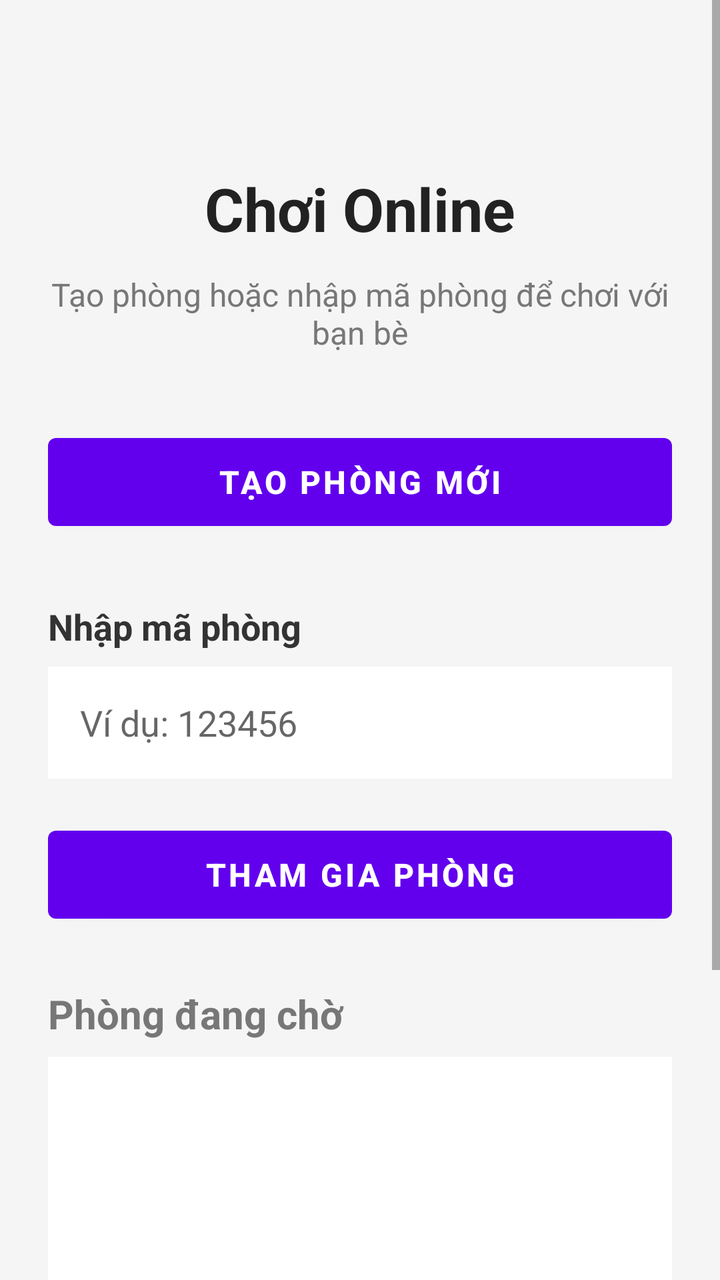
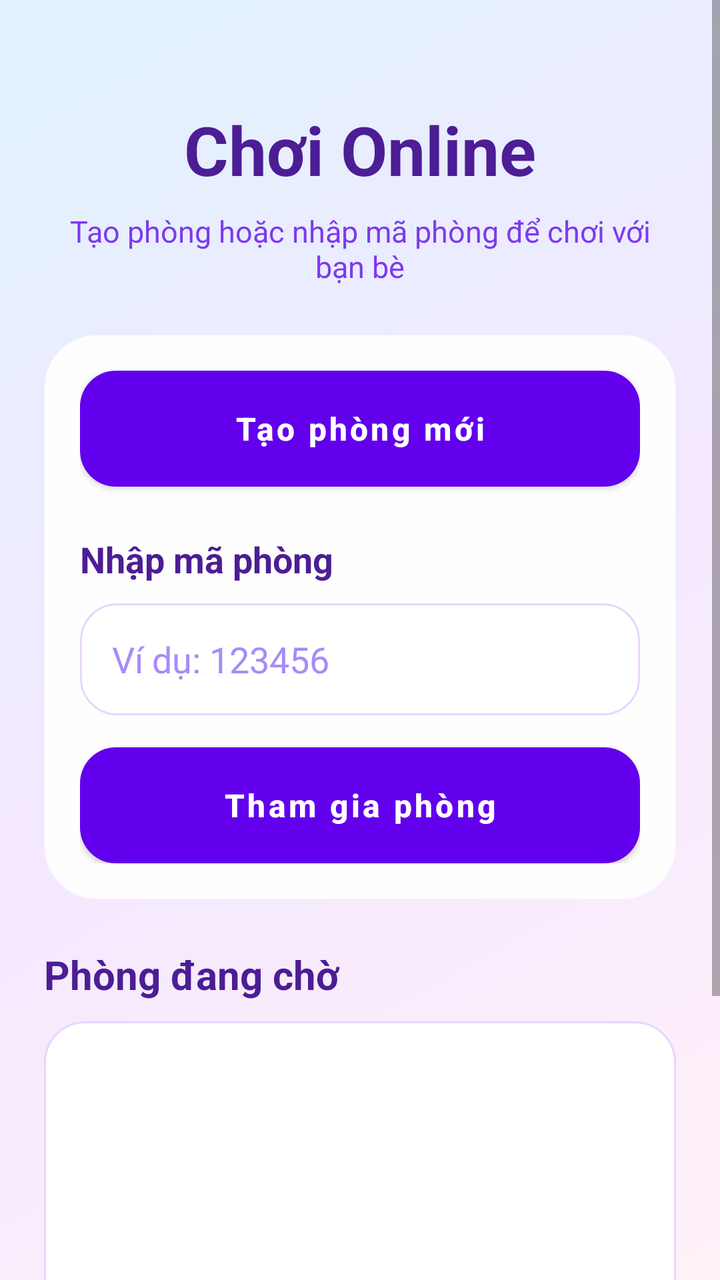

Before-and-after screenshots of an Android layout around one commit, followed by the original layout XML and the change that was made.
<!-- AndroidManifest.xml: application theme Theme.CaroOnline -->
<!-- res/layout/activity_online_lobby.xml -->
<?xml version="1.0" encoding="utf-8"?>
<ScrollView xmlns:android="http://schemas.android.com/apk/res/android"
    android:layout_width="match_parent"
    android:layout_height="match_parent"
    android:fillViewport="true"
    android:background="#F5F5F5">

    <LinearLayout
        android:layout_width="match_parent"
        android:layout_height="wrap_content"
        android:orientation="vertical"
        android:padding="24dp">

        <TextView
            android:layout_width="match_parent"
            android:layout_height="wrap_content"
            android:text="Chơi Online"
            android:textSize="30sp"
            android:textStyle="bold"
            android:textColor="#222222"
            android:gravity="center"
            android:layout_marginTop="60dp" />

        <TextView
            android:layout_width="match_parent"
            android:layout_height="wrap_content"
            android:text="Tạo phòng hoặc nhập mã phòng để chơi với bạn bè"
            android:textSize="16sp"
            android:textColor="#777777"
            android:gravity="center"
            android:layout_marginTop="12dp"
            android:layout_marginBottom="36dp" />

        <Button
            android:id="@+id/btnCreateRoom"
            android:layout_width="match_parent"
            android:layout_height="56dp"
            android:text="Tạo phòng mới"
            android:textSize="16sp"
            android:textStyle="bold"
            android:layout_marginBottom="32dp" />

        <TextView
            android:layout_width="match_parent"
            android:layout_height="wrap_content"
            android:text="Nhập mã phòng"
            android:textSize="18sp"
            android:textStyle="bold"
            android:textColor="#333333"
            android:layout_marginBottom="8dp" />

        <EditText
            android:id="@+id/edtRoomCode"
            android:layout_width="match_parent"
            android:layout_height="56dp"
            android:hint="Ví dụ: 123456"
            android:inputType="number"
            android:maxLength="6"
            android:textSize="18sp"
            android:paddingStart="16dp"
            android:paddingEnd="16dp"
            android:background="#FFFFFF"
            android:layout_marginBottom="20dp" />

        <Button
            android:id="@+id/btnJoinRoom"
            android:layout_width="match_parent"
            android:layout_height="56dp"
            android:text="Tham gia phòng"
            android:textSize="16sp"
            android:textStyle="bold"
            android:layout_marginBottom="28dp" />

        <TextView
            android:id="@+id/tvAvailableRooms"
            android:layout_width="match_parent"
            android:layout_height="wrap_content"
            android:text="Phòng đang chờ"
            android:textSize="20sp"
            android:textStyle="bold"
            android:textColor="#777777"
            android:layout_marginBottom="8dp" />

        <ListView
            android:id="@+id/listRooms"
            android:layout_width="match_parent"
            android:layout_height="180dp"
            android:background="#FFFFFF"
            android:dividerHeight="1dp"
            android:layout_marginBottom="32dp" />

        <Button
            android:id="@+id/btnBackHome"
            android:layout_width="match_parent"
            android:layout_height="56dp"
            android:text="Về trang chủ"
            android:textSize="16sp"
            android:textStyle="bold"
            android:layout_marginBottom="24dp" />

    </LinearLayout>

</ScrollView>
<!-- resources referenced by this layout -->
<resources>
  <style name="Theme.CaroOnline" parent="Theme.MaterialComponents.DayNight.DarkActionBar">
          
          <item name="colorPrimary">@color/purple_500</item>
          <item name="colorPrimaryVariant">@color/purple_700</item>
          <item name="colorOnPrimary">@color/white</item>
          
          <item name="colorSecondary">@color/teal_200</item>
          <item name="colorSecondaryVariant">@color/teal_700</item>
          <item name="colorOnSecondary">@color/black</item>
          
          <item name="android:statusBarColor">?attr/colorPrimaryVariant</item>
          
      </style>
  <color name="purple_500">#FF6200EE</color>
  <color name="purple_700">#FF3700B3</color>
  <color name="white">#FFFFFFFF</color>
  <color name="teal_200">#FF03DAC5</color>
  <color name="teal_700">#FF018786</color>
  <color name="black">#FF000000</color>
</resources>

<!-- the commit's change to res/layout/activity_online_lobby.xml (unified diff, before → after) -->
@@ -3,101 +3,121 @@
     android:layout_width="match_parent"
     android:layout_height="match_parent"
     android:fillViewport="true"
-    android:background="#F5F5F5">
+    android:background="@drawable/bg_app_gradient">
 
     <LinearLayout
         android:layout_width="match_parent"
         android:layout_height="wrap_content"
         android:orientation="vertical"
-        android:padding="24dp">
+        android:padding="22dp">
 
         <TextView
             android:layout_width="match_parent"
             android:layout_height="wrap_content"
+            android:layout_marginTop="30dp"
+            android:gravity="center"
             android:text="Chơi Online"
-            android:textSize="30sp"
-            android:textStyle="bold"
-            android:textColor="#222222"
-            android:gravity="center"
-            android:layout_marginTop="60dp" />
+            android:textColor="#4C1D95"
+            android:textSize="34sp"
+            android:textStyle="bold" />
 
         <TextView
             android:layout_width="match_parent"
             android:layout_height="wrap_content"
+            android:layout_marginTop="8dp"
+            android:gravity="center"
             android:text="Tạo phòng hoặc nhập mã phòng để chơi với bạn bè"
-            android:textSize="16sp"
-            android:textColor="#777777"
-            android:gravity="center"
-            android:layout_marginTop="12dp"
-            android:layout_marginBottom="36dp" />
+            android:textColor="#7C3AED"
+            android:textSize="15sp" />
 
-        <Button
-            android:id="@+id/btnCreateRoom"
-            android:layout_width="match_parent"
-            android:layout_height="56dp"
-            android:text="Tạo phòng mới"
-            android:textSize="16sp"
-            android:textStyle="bold"
-            android:layout_marginBottom="32dp" />
-
-        <TextView
+        <LinearLayout
             android:layout_width="match_parent"
             android:layout_height="wrap_content"
-            android:text="Nhập mã phòng"
-            android:textSize="18sp"
-            android:textStyle="bold"
-            android:textColor="#333333"
-            android:layout_marginBottom="8dp" />
+            android:layout_marginTop="24dp"
+            android:background="@drawable/bg_card_glass"
+            android:elevation="8dp"
+            android:orientation="vertical"
+            android:padding="18dp">
 
-        <EditText
-            android:id="@+id/edtRoomCode"
-            android:layout_width="match_parent"
-            android:layout_height="56dp"
-            android:hint="Ví dụ: 123456"
-            android:inputType="number"
-            android:maxLength="6"
-            android:textSize="18sp"
-            android:paddingStart="16dp"
-            android:paddingEnd="16dp"
-            android:background="#FFFFFF"
-            android:layout_marginBottom="20dp" />
+            <Button
+                android:id="@+id/btnCreateRoom"
+                android:layout_width="match_parent"
+                android:layout_height="58dp"
+                android:background="@drawable/bg_button_primary"
+                android:elevation="6dp"
+                android:text="Tạo phòng mới"
+                android:textAllCaps="false"
+                android:textColor="@color/button_text_white"
+                android:textSize="16sp"
+                android:textStyle="bold" />
 
-        <Button
-            android:id="@+id/btnJoinRoom"
-            android:layout_width="match_parent"
-            android:layout_height="56dp"
-            android:text="Tham gia phòng"
-            android:textSize="16sp"
-            android:textStyle="bold"
-            android:layout_marginBottom="28dp" />
+            <TextView
+                android:layout_width="match_parent"
+                android:layout_height="wrap_content"
+                android:layout_marginTop="24dp"
+                android:text="Nhập mã phòng"
+                android:textColor="#4C1D95"
+                android:textSize="18sp"
+                android:textStyle="bold" />
+
+            <EditText
+                android:id="@+id/edtRoomCode"
+                android:layout_width="match_parent"
+                android:layout_height="56dp"
+                android:layout_marginTop="10dp"
+                android:background="@drawable/bg_input"
+                android:hint="Ví dụ: 123456"
+                android:inputType="number"
+                android:maxLength="6"
+                android:textColor="#1F2937"
+                android:textColorHint="#A78BFA"
+                android:textSize="18sp" />
+
+            <Button
+                android:id="@+id/btnJoinRoom"
+                android:layout_width="match_parent"
+                android:layout_height="58dp"
+                android:layout_marginTop="16dp"
+                android:background="@drawable/bg_button_primary"
+                android:elevation="6dp"
+                android:text="Tham gia phòng"
+                android:textAllCaps="false"
+                android:textColor="@color/button_text_white"
+                android:textSize="16sp"
+                android:textStyle="bold" />
+        </LinearLayout>
 
         <TextView
             android:id="@+id/tvAvailableRooms"
             android:layout_width="match_parent"
             android:layout_height="wrap_content"
+            android:layout_marginTop="24dp"
             android:text="Phòng đang chờ"
+            android:textColor="#4C1D95"
             android:textSize="20sp"
-            android:textStyle="bold"
-            android:textColor="#777777"
-            android:layout_marginBottom="8dp" />
+            android:textStyle="bold" />
 
         <ListView
             android:id="@+id/listRooms"
             android:layout_width="match_parent"
-            android:layout_height="180dp"
-            android:background="#FFFFFF"
+            android:layout_height="190dp"
+            android:layout_marginTop="10dp"
+            android:background="@drawable/bg_list"
+            android:divider="#FBCFE8"
             android:dividerHeight="1dp"
-            android:layout_marginBottom="32dp" />
+            android:padding="8dp" />
 
         <Button
             android:id="@+id/btnBackHome"
             android:layout_width="match_parent"
             android:layout_height="56dp"
+            android:layout_marginTop="22dp"
+            android:layout_marginBottom="22dp"
+            android:background="@drawable/bg_button_secondary"
             android:text="Về trang chủ"
+            android:textAllCaps="false"
+            android:textColor="@color/button_text_white"
             android:textSize="16sp"
-            android:textStyle="bold"
-            android:layout_marginBottom="24dp" />
-
+            android:textStyle="bold" />
     </LinearLayout>
-
 </ScrollView>
<!-- resource entries referenced after the edit -->
@@ -1,5 +1,53 @@
 <!-- resources referenced by this layout -->
 <resources>
+  <!-- drawable bg_app_gradient (drawable) -->
+  <?xml version="1.0" encoding="utf-8"?>
+  <shape xmlns:android="http://schemas.android.com/apk/res/android">
+      <gradient
+          android:startColor="#FFF1F8"
+          android:centerColor="#F3E8FF"
+          android:endColor="#E0F2FE"
+          android:angle="135" />
+  </shape>
+  <!-- drawable bg_button_primary (drawable) -->
+  <?xml version="1.0" encoding="utf-8"?>
+  <selector xmlns:android="http://schemas.android.com/apk/res/android">
+      <item android:state_pressed="true">
+          <shape><corners android:radius="18dp"/><gradient android:startColor="#7C3AED" android:endColor="#DB2777" android:angle="0"/></shape>
+      </item>
+      <item>
+          <shape><corners android:radius="18dp"/><gradient android:startColor="#EC4899" android:endColor="#8B5CF6" android:angle="0"/></shape>
+      </item>
+  </selector>
+  <!-- drawable bg_button_secondary (drawable) -->
+  <?xml version="1.0" encoding="utf-8"?>
+  <selector xmlns:android="http://schemas.android.com/apk/res/android">
+      <item android:state_pressed="true"><shape><solid android:color="#E9D5FF"/><corners android:radius="18dp"/><stroke android:width="1dp" android:color="#A855F7"/></shape></item>
+      <item><shape><solid android:color="#FFFFFFFF"/><corners android:radius="18dp"/><stroke android:width="1dp" android:color="#E9D5FF"/></shape></item>
+  </selector>
+  <!-- drawable bg_card_glass (drawable) -->
+  <?xml version="1.0" encoding="utf-8"?>
+  <shape xmlns:android="http://schemas.android.com/apk/res/android">
+      <solid android:color="#F7FFFFFF" />
+      <corners android:radius="26dp" />
+      <stroke android:width="1dp" android:color="#70FFFFFF" />
+      <padding android:left="18dp" android:top="18dp" android:right="18dp" android:bottom="18dp" />
+  </shape>
+  <!-- drawable bg_input (drawable) -->
+  <?xml version="1.0" encoding="utf-8"?>
+  <shape xmlns:android="http://schemas.android.com/apk/res/android">
+      <solid android:color="#FFFFFFFF" />
+      <corners android:radius="18dp" />
+      <stroke android:width="1dp" android:color="#E9D5FF" />
+      <padding android:left="16dp" android:right="16dp" android:top="10dp" android:bottom="10dp" />
+  </shape>
+  <!-- drawable bg_list (drawable) -->
+  <?xml version="1.0" encoding="utf-8"?>
+  <shape xmlns:android="http://schemas.android.com/apk/res/android">
+      <solid android:color="#FFFFFFFF" />
+      <corners android:radius="20dp" />
+      <stroke android:width="1dp" android:color="#E9D5FF" />
+  </shape>
   <style name="Theme.CaroOnline" parent="Theme.MaterialComponents.DayNight.DarkActionBar">
           
           <item name="colorPrimary">@color/purple_500</item>
